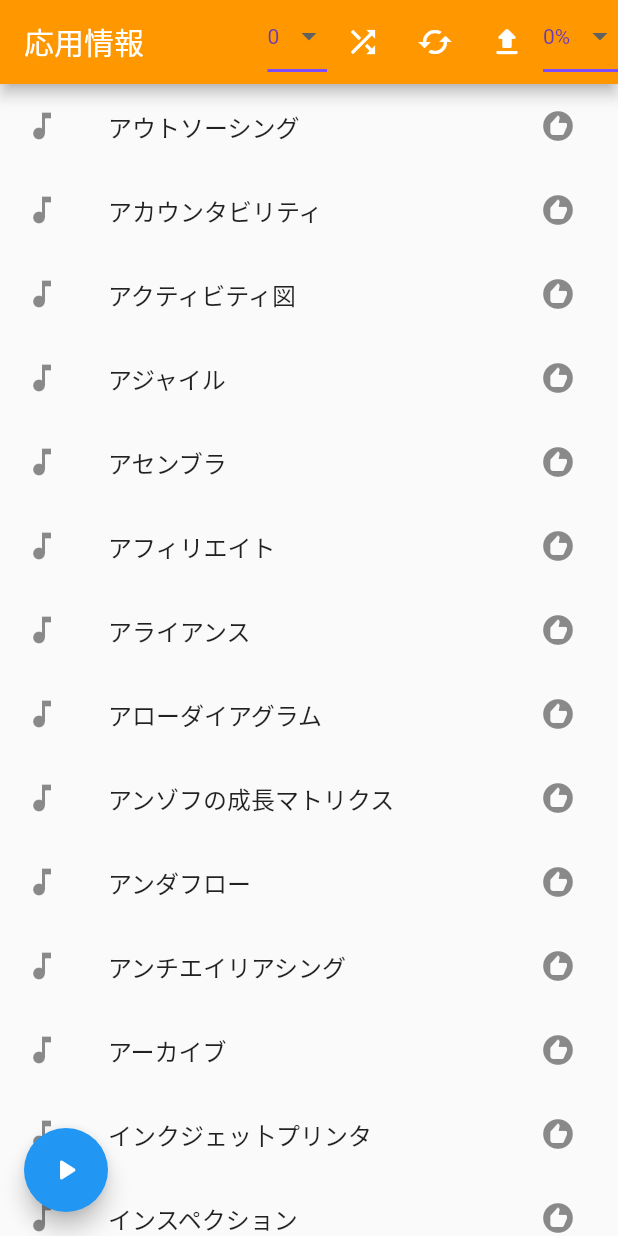
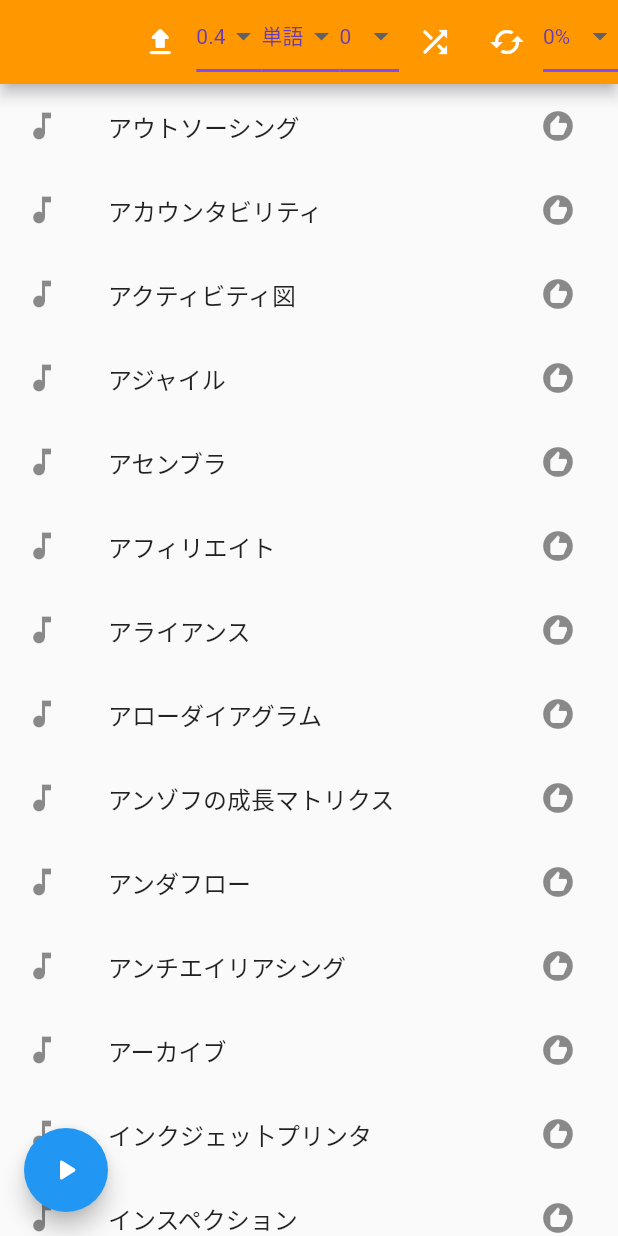
Before and after one commit to okashogo/lyrics_quiz, a Flutter app: the screen it shows after launch, on a phone screen of 412 x 824 dp. Run offline on Flutter 3.47's test engine with Material 2 defaults, Android fonts, the light colour scheme and no system bars; our stand-ins replace flutter_tts, wakelock; missing offline and left inert: dart:ffi.

Commit message:
他の項目を追加

```diff
--- a/lib/pages/mainPage.dart
+++ b/lib/pages/mainPage.dart
@@ -30,6 +30,8 @@ class MainPageState extends State<MainPage> {
   bool repeatMode = false;
   int global_lyrics_count = 0;
   int sleep_time = 0;
+  double setSpeechRate = 0.4;
+  bool isDescription = false;
   int start_percent = 0;
 
   @override
@@ -105,8 +107,12 @@ class MainPageState extends State<MainPage> {
           curve: Curves.bounceOut,
         );
 
-        await ttsSpeak(tmpLyricsListNew[lyricsCount - 1][1]);
+        await ttsSpeak(tmpLyricsListNew[lyricsCount - 1][1], setSpeechRate);
         await Future.delayed(Duration(seconds: sleep_time));
+        if(isDescription) {
+          await ttsSpeak(tmpLyricsListNew[lyricsCount - 1][0], setSpeechRate);
+          await Future.delayed(Duration(seconds: sleep_time));
+        }
 
         if (lyricsCount == lyricsListNew.length) {
           setState(() {
@@ -137,10 +143,72 @@ class MainPageState extends State<MainPage> {
     // var _scrollController = ScrollController();
     return new Scaffold(
       appBar: AppBar(
-        title: Text(title),
+        // title: Text(title),
         backgroundColor: Colors.orange,
         centerTitle: false,
         actions: <Widget>[
+          IconButton(
+            icon: Icon(
+              Icons.file_upload_rounded,
+              color: Colors.white,
+            ),
+            onPressed: upChange,
+          ),
+          DropdownButton<String>(
+            value: setSpeechRate.toString(),
+            elevation: 16,
+            style: const TextStyle(color: Colors.deepPurple),
+            underline: Container(
+              height: 2,
+              color: Colors.deepPurpleAccent,
+            ),
+            onChanged: (String newValue) {
+              setState(() {
+                setSpeechRate = double.parse(newValue);
+              });
+            },
+            items: <String>[
+              '0.4',
+              '0.5',
+              '0.6',
+              '0.7',
+              '0.8',
+              '0.9',
+              '1.0',
+            ].map<DropdownMenuItem<String>>((String value) {
+              return DropdownMenuItem<String>(
+                value: value,
+                child: Text(value),
+              );
+            }).toList(),
+          ),
+          DropdownButton<String>(
+            value: isDescription ? '説明' : '単語',
+            elevation: 16,
+            style: const TextStyle(color: Colors.deepPurple),
+            underline: Container(
+              height: 2,
+              color: Colors.deepPurpleAccent,
+            ),
+            onChanged: (String newValue) {
+              setState(() {
+                if (newValue == '説明') {
+                  isDescription = true;
+                } else {
+                  isDescription = false;
+                }
+              });
+            },
+            items: <String>[
+              '単語',
+              '説明',
+            ].map<DropdownMenuItem<String>>((String value) {
+              return DropdownMenuItem<String>(
+                value: value,
+                child: Text(value),
+              );
+            }).toList(),
+          ),
           DropdownButton<String>(
             value: sleep_time.toString(),
             elevation: 16,
@@ -186,13 +254,6 @@ class MainPageState extends State<MainPage> {
               color: Colors.white,
             ),
             onPressed: cached,
-          ),
-          IconButton(
-            icon: Icon(
-              Icons.file_upload_rounded,
-              color: Colors.white,
-            ),
-            onPressed: upChange,
           ),
           DropdownButton<String>(
             value: sleep_time.toString(),
@@ -240,7 +301,7 @@ class MainPageState extends State<MainPage> {
                                       : Icons.music_off,
                                 ),
                                 title: Text(lyrics[1]),
-                                onTap: () => ttsSpeak(lyrics[0]),
+                                onTap: () => ttsSpeak(lyrics[0], setSpeechRate),
                                 onLongPress: () =>
                                     Navigator.of(context).pushNamed("/edit",
                                         arguments: LyricsArguments(
@@ -250,7 +311,7 @@ class MainPageState extends State<MainPage> {
                                           lyricsListNew,
                                         )),
                                 trailing: IconButton(
-                                    onPressed: () => ttsSpeak(lyrics[1]),
+                                    onPressed: () => ttsSpeak(lyrics[1], setSpeechRate),
                                     icon: Icon(Icons.recommend))),
                           ))
                       .values
@@ -264,7 +325,7 @@ class MainPageState extends State<MainPage> {
                             title: Text(lyrics[0].length >= 10
                                 ? lyrics[0].substring(0, 10)
                                 : lyrics[0]),
-                            onTap: () => ttsSpeak(lyrics[0]),
+                            onTap: () => ttsSpeak(lyrics[0], setSpeechRate),
                             onLongPress: () => Navigator.of(context)
                                 .pushNamed("/edit",
                                     arguments: LyricsArguments(
@@ -275,7 +336,7 @@ class MainPageState extends State<MainPage> {
                                     ))
                                 .then((value) => cached()),
                             trailing: IconButton(
-                                onPressed: () => ttsSpeak('正解は、、、' + lyrics[1]),
+                                onPressed: () => ttsSpeak('正解は、、、' + lyrics[1], setSpeechRate),
                                 icon: Icon(Icons.recommend))),
                       )
                       .toList())),
@@ -576,10 +637,10 @@ const List<List<String>> lyricsList = const <List<String>>[
   ],
 ];
 
-ttsSpeak(String text) async {
+ttsSpeak(String text, double setSpeechRate) async {
   WidgetsFlutterBinding.ensureInitialized();
   final FlutterTts tts = FlutterTts();
-  await tts.setSpeechRate(0.4);
+  await tts.setSpeechRate(setSpeechRate);
   await tts.setVolume(1.0);
   await tts.setIosAudioCategory(IosTextToSpeechAudioCategory.ambient, [
     IosTextToSpeechAudioCategoryOptions.allowBluetooth,
```
